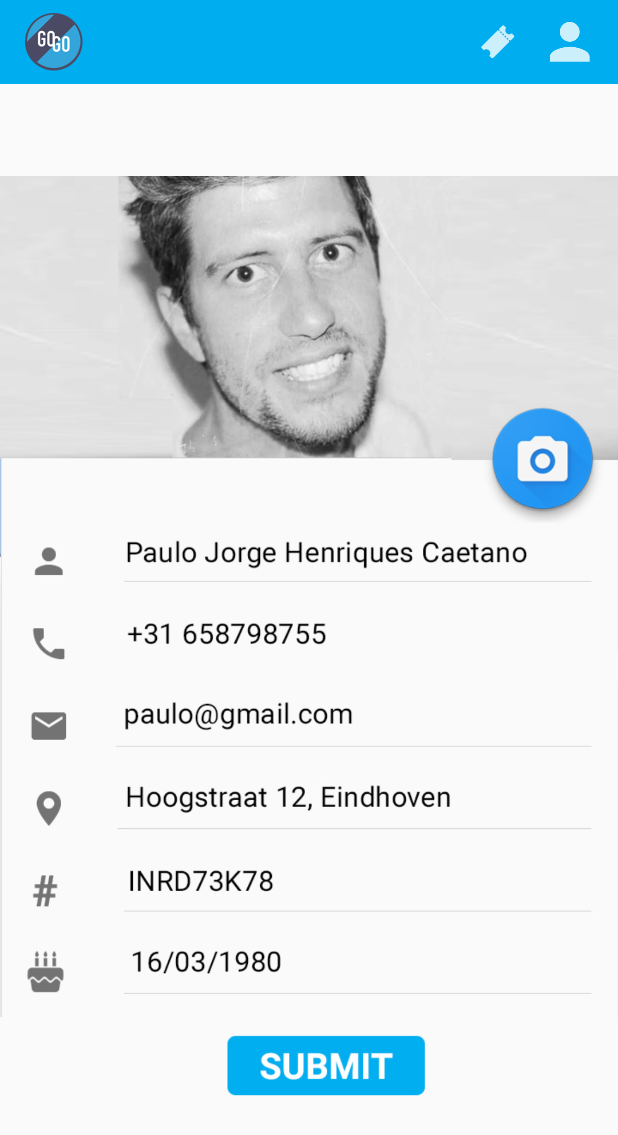
After one commit to caetanopaulo/gogofly, an Android app: the UserAccountActivity screen opened directly, with no data from a screen before it, on a phone screen of 412 x 824 dp. The commit adds this screen. Shown: the top 1135 px of the screen. Run offline under Robolectric (Android 15) with nearby library versions, the phone set to English and light mode, and no system bars; network calls fail.

Commit message:
UserAccount stuff done
and done.

```diff
--- /dev/null
+++ b/app/src/main/java/com/gogoflyapp/gogofly/Activities/GoGoFlyActivity.java
@@ -0,0 +1,28 @@
+package com.gogoflyapp.gogofly.Activities;
+
+import android.content.Intent;
+import android.support.v7.app.AppCompatActivity;
+import android.os.Bundle;
+import android.view.View;
+import android.widget.ImageView;
+
+import com.gogoflyapp.gogofly.R;
+
+public class GoGoFlyActivity extends AppCompatActivity  {
+
+    @Override
+    protected void onCreate(Bundle savedInstanceState) {
+        super.onCreate(savedInstanceState);
+    }
+
+    public void settleIn() {
+        ImageView imageViewUser = (ImageView) findViewById(R.id.imageView_user);
+        imageViewUser.setOnClickListener(new View.OnClickListener() {
+            @Override
+            public void onClick(View v) {
+                Intent intent = new Intent(getApplicationContext(), UserAccountActivity.class);
+                startActivity(intent);
+            }
+        });
+    }
+}
--- /dev/null
+++ b/app/src/main/java/com/gogoflyapp/gogofly/Activities/UserAccountActivity.java
@@ -0,0 +1,17 @@
+package com.gogoflyapp.gogofly.Activities;
+
+import android.os.Bundle;
+
+import com.gogoflyapp.gogofly.R;
+
+public class UserAccountActivity extends GoGoFlyActivity {
+
+    @Override
+    protected void onCreate(Bundle savedInstanceState) {
+        super.onCreate(savedInstanceState);
+        setContentView(R.layout.activity_user_account);
+
+        // Header Stuff
+        settleIn();
+    }
+}
--- /dev/null
+++ b/app/src/main/res/layout/activity_user_account.xml
@@ -0,0 +1,35 @@
+<?xml version="1.0" encoding="utf-8"?>
+<android.support.design.widget.CoordinatorLayout
+    xmlns:android="http://schemas.android.com/apk/res/android"
+    xmlns:app="http://schemas.android.com/apk/res-auto"
+    xmlns:tools="http://schemas.android.com/tools"
+    android:layout_width="match_parent"
+    android:layout_height="match_parent"
+    android:fitsSystemWindows="true"
+    tools:context="com.gogoflyapp.gogofly.Activities.UserAccountActivity">
+
+
+    <LinearLayout
+        android:id="@+id/activity_setup"
+        android:layout_width="match_parent"
+        android:layout_height="match_parent"
+        tools:context="com.gogoflyapp.gogofly.Activities.SetupActivity"
+        android:orientation="vertical">
+
+        <include layout="@layout/layout_header"
+            android:id="@+id/relativeLayout_header" />
+
+        <ImageView
+            android:src="@drawable/accountz_head"
+            android:id="@+id/imageView"
+            android:layout_width="match_parent"
+            android:layout_height="match_parent"
+            android:layout_margin="0dp"
+            android:padding="0dp"
+            android:cropToPadding="false"
+            android:adjustViewBounds="true"
+            android:scaleType="fitCenter" />
+
+    </LinearLayout>
+
+</android.support.design.widget.CoordinatorLayout>
```
Also changed, not shown: app/src/main/AndroidManifest.xml (+8 -2 lines), app/src/main/java/com/gogoflyapp/gogofly/Activities/SetupActivity.java (+4 -5 lines), app/src/main/java/com/gogoflyapp/gogofly/tools/HeaderSetter.java (deleted, +0 -42 lines), app/src/main/res/drawable/accountz_head.jpg (added).
